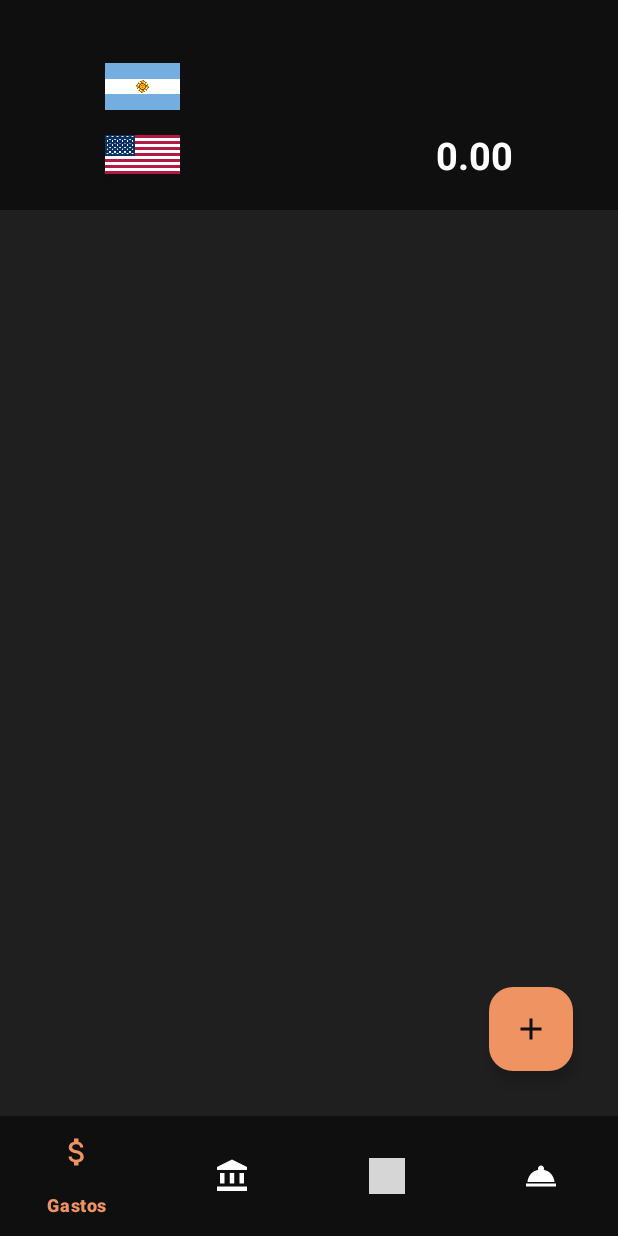
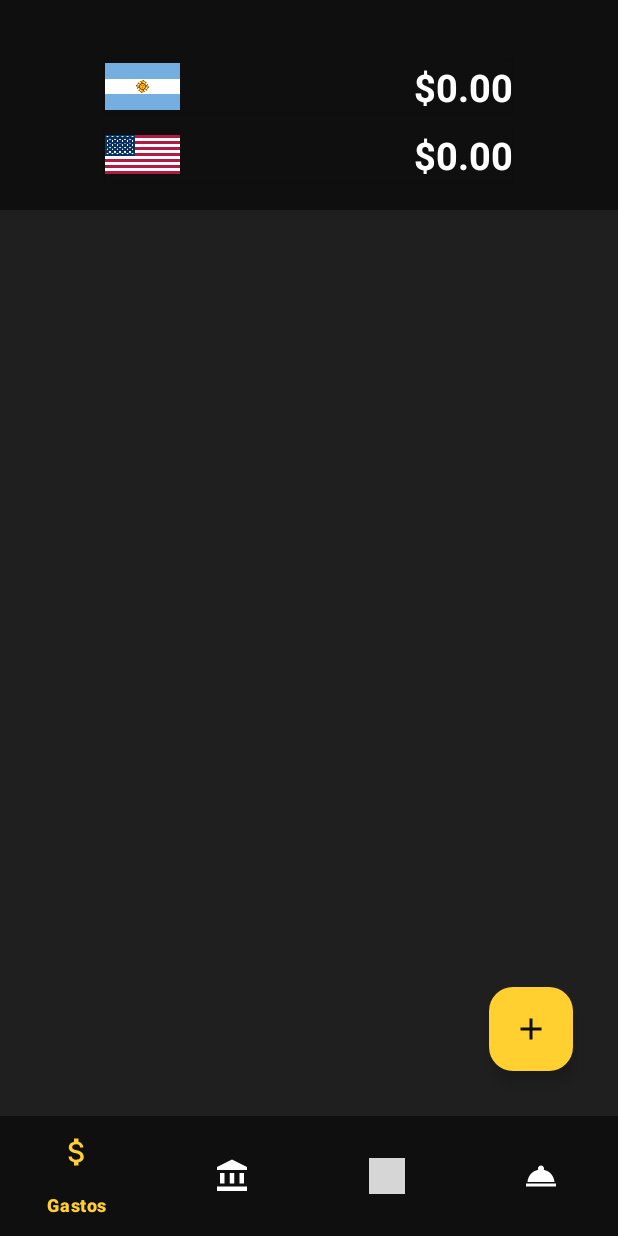
Before and after one commit to EzeDiazTrigo/moneyAppOne, an Android app: the screen it shows after launch (MainActivity), on a phone screen of 412 x 824 dp. Run offline under Robolectric (Android 15) with nearby library versions, the light colour scheme and no system bars; our stand-ins replace Dagger/Hilt's generated code, Room's generated code, navigation-ui; network calls fail; 1 statement that could not run was skipped; grey boxes are pictures that could not be loaded.

Commit message:
Visualmente etapa 1 lista

```diff
--- a/app/src/main/java/com/souckan/moneyappone/MainActivity.kt
+++ b/app/src/main/java/com/souckan/moneyappone/MainActivity.kt
@@ -12,6 +12,7 @@ import androidx.datastore.preferences.core.Preferences
 import androidx.datastore.preferences.core.booleanPreferencesKey
 import androidx.datastore.preferences.core.edit
 import androidx.datastore.preferences.preferencesDataStore
+import androidx.lifecycle.MediatorLiveData
 import androidx.navigation.NavController
 import androidx.navigation.fragment.NavHostFragment
 import androidx.navigation.ui.setupWithNavController
@@ -100,32 +101,21 @@ class MainActivity : AppCompatActivity() {
 
     }
 
+
+
     private fun initUI() {
         initNavigation()
 
 
-        totalViewModel.totalSumInDollars.observe(this) { sum ->
+        totalViewModel.getTotalNonARS().observe(this) { sum ->
             val totalFormatted = sum?.let { String.format("%.2f", it) } ?: "0.00"
-            binding.tvDollar.text = "$totalFormatted"
-            val totalDouble = totalFormatted.toFloat()
-            CoroutineScope(Dispatchers.IO).launch {
-                pesos = totalDouble * totalViewModel.getDollarPrice()
-                runOnUiThread{
-                    binding.tvPesos.text = "$" + String.format("%.2f", pesos)
-                }
+            binding.tvDollar.text = "$$totalFormatted"}
 
-            }
+        totalViewModel.getTotalOnlyARS().observe(this) { sum ->
+            val pesos = sum?.let { String.format("%.2f", it) } ?: "0.00"
+            binding.tvPesos.text = "$$pesos"
         }
 
-
-        /*
-            dolares = totalViewModel.pesosToDollar(pesos)
-            Log.d("DOLAR", dolares.toString())
-
-            runOnUiThread {
-                binding.tvDollar.text = "$" + String.format("%.2f", dolares)
-            }
-        }*/
         totalViewModel.insertCurrency(
             CurrencyEntity(
                 idCurrency = 1,
--- a/app/src/main/java/com/souckan/moneyappone/data/database/dao/AccountDao.kt
+++ b/app/src/main/java/com/souckan/moneyappone/data/database/dao/AccountDao.kt
@@ -1,5 +1,6 @@
 package com.souckan.moneyappone.data.database.dao
 
+import androidx.lifecycle.LiveData
 import androidx.room.Dao
 import androidx.room.Insert
 import androidx.room.OnConflictStrategy
@@ -23,7 +24,7 @@ interface AccountDao {
     @Query("SELECT * FROM account_table WHERE accountName = :accountName AND idCurrency = :idCurrency LIMIT 1")
     suspend fun getAccountByName(accountName: String, idCurrency: Int): AccountEntity?
 
-    @Query("SELECT * FROM account_table WHERE idAccount = :id LIMIT 1")
-    suspend fun getAccountNameById(id: Int): AccountEntity
+    @Query("SELECT accountName FROM account_table WHERE idAccount = :id LIMIT 1")
+    fun getAccountNameById(id: Int): LiveData<String>
 
 }
--- a/app/src/main/java/com/souckan/moneyappone/data/database/dao/TotalDao.kt
+++ b/app/src/main/java/com/souckan/moneyappone/data/database/dao/TotalDao.kt
@@ -6,6 +6,7 @@ import androidx.room.Insert
 import androidx.room.OnConflictStrategy
 import com.souckan.moneyappone.data.database.entity.TotalEntity
 import androidx.room.Query
+import com.souckan.moneyappone.domain.model.TotalWithDetails
 
 @Dao
 interface TotalDao {
@@ -31,4 +32,29 @@ interface TotalDao {
     INNER JOIN currency_table c ON t.idCurrency = c.idCurrency
 """)
     fun getTotalSumInDollars(): LiveData<Double>
+
+    @Query("""
+    SELECT t.idAccount, a.accountName, t.totalAmount, c.currencyName
+    FROM total_table t
+    INNER JOIN account_table a ON t.idAccount = a.idAccount
+    INNER JOIN currency_table c ON a.idCurrency = c.idCurrency ORDER BY a.accountName ASC
+""")
+    fun getAllTotalsWithDetails(): LiveData<List<TotalWithDetails>>
+
+    @Query("""
+    SELECT SUM(t.totalAmount)
+    FROM total_table t
+    INNER JOIN currency_table c ON t.idCurrency = c.idCurrency
+    WHERE c.currencyName != :excludedCurrency
+""")
+    fun getTotalNonARS(excludedCurrency: String = "ARS"): LiveData<Float?>
+
+    @Query("""
+    SELECT SUM(t.totalAmount)
+    FROM total_table t
+    INNER JOIN currency_table c ON t.idCurrency = c.idCurrency
+    WHERE c.currencyName = :currency
+""")
+    fun getTotalOnlyARS(currency: String = "ARS"): LiveData<Float?>
+
 }
--- a/app/src/main/java/com/souckan/moneyappone/data/totalRepository.kt
+++ b/app/src/main/java/com/souckan/moneyappone/data/totalRepository.kt
@@ -12,6 +12,7 @@ import com.souckan.moneyappone.data.database.entity.TotalEntity
 import com.souckan.moneyappone.data.network.DollarAPIService
 import com.souckan.moneyappone.data.network.NetworkModule.provideRetrofit
 import com.souckan.moneyappone.domain.model.BillWithDetails
+import com.souckan.moneyappone.domain.model.TotalWithDetails
 import kotlinx.coroutines.Dispatchers
 import kotlinx.coroutines.withContext
 import javax.inject.Inject
@@ -61,6 +62,8 @@ class TotalRepository @Inject constructor(
     fun getAllBillsWithDetails(): LiveData<List<BillWithDetails>> {
         return billDao.getAllBillsWithDetails()
     }
+
+    val allTotalsWithDetails: LiveData<List<TotalWithDetails>> = totalDao.getAllTotalsWithDetails()
 
 
     suspend fun deleteAllTotals() {
@@ -199,9 +202,17 @@ class TotalRepository @Inject constructor(
         return currencyDao.getAllCurrenciesNames()
     }
 
-    suspend fun getAccountNameById(id: Int): AccountEntity {
-        return accountDao.getAccountNameById(id)
+
+    fun getAccountNameById(idAccount: Int): LiveData<String> {
+        return accountDao.getAccountNameById(idAccount)
     }
 
+    fun getTotalOnlyARS(): LiveData<Float?> {
+        return totalDao.getTotalOnlyARS("ARS")
+    }
+
+    fun getTotalNonARS(): LiveData<Float?> {
+        return totalDao.getTotalNonARS("ARS")
+    }
 
 }
--- a/app/src/main/java/com/souckan/moneyappone/ui/detail/TotalDetailActivity.kt
+++ b/app/src/main/java/com/souckan/moneyappone/ui/detail/TotalDetailActivity.kt
@@ -58,7 +58,9 @@ class TotalDetailActivity : AppCompatActivity() {
         binding.ivBackToTotal.setOnClickListener {
             onBackPressed()
         }
-        val title = getString(R.string.account)
-        binding.tvTitleTotalDetail.text = "${title}:${idAccount}"
+        totalViewModel.getAccountNameById(idAccount).observe(this, Observer { accountName ->
+            val title = getString(R.string.account)
+            binding.tvTitleTotalDetail.text = "$title: $accountName"
+        })
     }
 }
--- a/app/src/main/java/com/souckan/moneyappone/ui/detail/TotalDetailAdapter.kt
+++ b/app/src/main/java/com/souckan/moneyappone/ui/detail/TotalDetailAdapter.kt
@@ -32,9 +32,9 @@ class TotalDetailAdapter(private val bills: MutableList<BillWithDetails>) :
         val outputFormat = SimpleDateFormat("dd/MM/yyyy", Locale.getDefault())
 
         if (bill.amount >= 0) {
-            holder.binding.tvAmount.text = "+ ${bill.amount} ${bill.currencyName}"
+            holder.binding.tvAmount.text = "+ ${bill.amount}  ${bill.currencyName}"
         } else {
-            holder.binding.tvAmount.text = "- ${bill.amount * (-1)} ${bill.currencyName}"
+            holder.binding.tvAmount.text = "- ${bill.amount * (-1)}  ${bill.currencyName}"
         }
         holder.binding.tvDescription.text = "$descriptionLabel: ${bill.description}"
 
--- a/app/src/main/java/com/souckan/moneyappone/ui/fragments/Adapters/BillAdapter.kt
+++ b/app/src/main/java/com/souckan/moneyappone/ui/fragments/Adapters/BillAdapter.kt
@@ -32,9 +32,9 @@ class BillAdapter(private val bills: MutableList<BillWithDetails>, private val o
         val outputFormat = SimpleDateFormat("dd/MM/yyyy", Locale.getDefault())
 
         if (bill.amount >= 0) {
-            holder.binding.tvAmount.text = "+ ${bill.amount} ${bill.currencyName}"
+            holder.binding.tvAmount.text = "+ ${bill.amount}  ${bill.currencyName}"
         } else {
-            holder.binding.tvAmount.text = "- ${bill.amount * (-1)} ${bill.currencyName}"
+            holder.binding.tvAmount.text = "- ${bill.amount * (-1)}  ${bill.currencyName}"
         }
 
         holder.binding.tvAccount.text = "$accountLabel: ${bill.accountName}"
--- a/app/src/main/java/com/souckan/moneyappone/ui/fragments/totalFragment.kt
+++ b/app/src/main/java/com/souckan/moneyappone/ui/fragments/totalFragment.kt
@@ -37,7 +37,7 @@ class totalFragment : Fragment() {
         binding.rvTotal.adapter = totalAdapter
 
         // Observar los datos del ViewModel
-        totalViewModel.getAllTotals().observe(viewLifecycleOwner) { totals ->
+        totalViewModel.totalsWithDetails.observe(viewLifecycleOwner) { totals ->
             totalAdapter.updateTotal(totals.toMutableList())
         }
 
--- a/app/src/main/java/com/souckan/moneyappone/ui/viewmodels/totalViewModel.kt
+++ b/app/src/main/java/com/souckan/moneyappone/ui/viewmodels/totalViewModel.kt
@@ -1,6 +1,8 @@
 package com.souckan.moneyappone.ui.viewmodels
 
 import androidx.lifecycle.LiveData
+import androidx.lifecycle.MediatorLiveData
+import androidx.lifecycle.MutableLiveData
 import androidx.lifecycle.ViewModel
 import androidx.lifecycle.liveData
 import androidx.lifecycle.viewModelScope
@@ -9,6 +11,7 @@ import com.souckan.moneyappone.data.database.entity.CurrencyEntity
 import com.souckan.moneyappone.data.database.entity.TotalEntity
 import com.souckan.moneyappone.data.repository.TotalRepository
 import com.souckan.moneyappone.domain.model.BillWithDetails
+import com.souckan.moneyappone.domain.model.TotalWithDetails
 import dagger.hilt.android.lifecycle.HiltViewModel
 import kotlinx.coroutines.Dispatchers
 import kotlinx.coroutines.launch
@@ -66,9 +69,7 @@ class TotalViewModel @Inject constructor(
         return amount / dollarPrice
     }
 
-    suspend fun getDollarPrice(): Float {
-        return repository.getDollarPrice()
-    }
+
 
     fun getAllAccounts() = liveData(Dispatchers.IO) {
         emit(repository.getAllAccounts())
@@ -90,9 +91,10 @@ class TotalViewModel @Inject constructor(
         return repository.getBillsByAccount(idAccount)
     }
 
-    fun getAccountNameById(id: Int) = liveData(Dispatchers.IO) {
-        emit(repository.getAccountNameById(id))
+    fun getAccountNameById(idAccount: Int): LiveData<String> {
+        return repository.getAccountNameById(idAccount)
     }
+
 
     val totalSumInDollars: LiveData<Double> = repository.totalSumInDollars
 
@@ -102,7 +104,21 @@ class TotalViewModel @Inject constructor(
         }
     }
 
+    fun getTotalNonARS(): LiveData<Float?> {
+        return repository.getTotalNonARS()
+    }
+
+    fun getTotalOnlyARS(): LiveData<Float?> {
+        return repository.getTotalOnlyARS()
+    }
+
     val allBillsWithDetails: LiveData<List<BillWithDetails>> = repository.getAllBillsWithDetails()
+
+    val totalsWithDetails: LiveData<List<TotalWithDetails>> = repository.allTotalsWithDetails
+
+    suspend fun getDollarPrice(): Float {
+        return repository.getDollarPrice()
+    }
 
 
 }
--- a/app/src/main/res/layout/itam_card_bill.xml
+++ b/app/src/main/res/layout/itam_card_bill.xml
@@ -14,7 +14,8 @@
         android:layout_height="wrap_content"
         android:src="@drawable/ic_remove"
         android:layout_gravity="end|top"
-        android:layout_margin="10dp"/>
+        android:layout_margin="10dp"
+        app:tint="@color/white" />
 
     <LinearLayout
         android:layout_width="match_parent"
@@ -27,7 +28,7 @@
             android:id="@+id/tvAmount"
             android:layout_width="wrap_content"
             android:layout_height="wrap_content"
-            android:textColor="@android:color/white"
+            android:textColor="@color/secondary"
             android:textSize="20sp"
             android:textStyle="bold"
             tools:text="+100" />
--- a/app/src/main/res/layout/item_total_detail.xml
+++ b/app/src/main/res/layout/item_total_detail.xml
@@ -18,7 +18,7 @@
             android:id="@+id/tvAmount"
             android:layout_width="wrap_content"
             android:layout_height="wrap_content"
-            android:textColor="@android:color/white"
+            android:textColor="@color/secondary"
             android:textSize="18sp"
             android:textStyle="bold"
             tools:text="Monto: $100"/>
--- a/app/src/main/res/values/colors.xml
+++ b/app/src/main/res/values/colors.xml
@@ -5,9 +5,10 @@
     <color name="primary">#1f1f1f</color>
     <color name="primaryDark">#0F0F0F</color>
     <color name="primaryLight">#545454</color>
-    <color name="secondary">#ee9361</color>
+    <color name="secondary">#FFD02F</color>
+    <color name="gold">#ffe78f</color>
     <color name="accent">#FFFFFF</color>
-    <color name="gold">#ffe78f</color>
+    <color name="orange">#ee9361</color>
     <color name="black_alpha">#98000000</color>
 
     <color name="red">#FF0000</color>
```
Also changed, not shown: app/src/main/java/com/souckan/moneyappone/domain/model/TotalWithDetails.kt (added, +8 -0 lines), app/src/main/java/com/souckan/moneyappone/ui/fragments/Adapters/TotalAdapter.kt (+5 -4 lines), app/src/main/res/layout/fragment_debt.xml (+1 -7 lines), app/src/main/res/layout/fragment_service.xml (+1 -6 lines).
